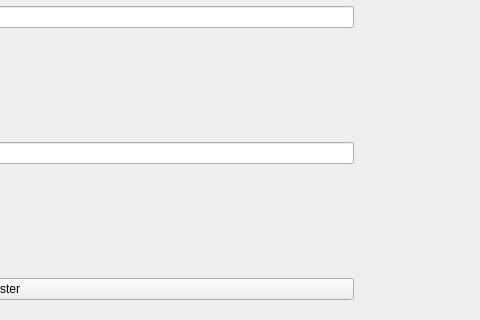
Diego369/chatroom-GUI, file register.ui: the form before one commit; both pictures show x 480 to 960 and y 320 to 640 of the 960 by 640 pixel window.
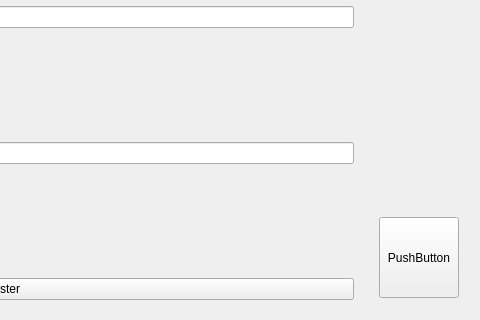
The form after the commit. Icons and pictures are not drawn.

Patch:
```diff
--- a/register.ui
+++ b/register.ui
@@ -126,6 +126,19 @@
            <height>0</height>
           </size>
          </property>
+         <widget class="QPushButton" name="pushButton">
+          <property name="geometry">
+           <rect>
+            <x>10</x>
+            <y>220</y>
+            <width>80</width>
+            <height>81</height>
+           </rect>
+          </property>
+          <property name="text">
+           <string>PushButton</string>
+          </property>
+         </widget>
         </widget>
        </item>
       </layout>
```
